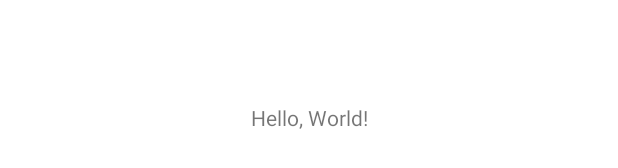
After one commit to Farick-4ekist/BashGU_App, an Android app: the layout fragment_information.xml on its own in the app's theme, with its tools: preview values and no code run, on a phone screen of 412 x 824 dp. The commit adds this screen. Shown: the part 501-669 px from the top of the screen. Run offline under Robolectric (Android 15) with nearby library versions, the phone set to English and light mode, and no system bars.

Commit message:
Создал InformationFragment.kt

```diff
--- a/app/build.gradle
+++ b/app/build.gradle
@@ -33,13 +33,14 @@ android {
 }
 
 dependencies {
-
+    implementation 'androidx.core:core-ktx:1.3.2'
     implementation "org.jetbrains.kotlin:kotlin-stdlib:$kotlin_version"
     implementation 'androidx.core:core-ktx:1.3.2'
     implementation 'androidx.appcompat:appcompat:1.2.0'
     implementation 'com.google.android.material:material:1.3.0'
     implementation 'androidx.constraintlayout:constraintlayout:2.0.4'
-    testImplementation 'junit:junit:4.+'
+    implementation 'androidx.fragment:fragment-ktx:1.3.2'
+    testImplementation 'junit:junit:4.13.2'
     androidTestImplementation 'androidx.test.ext:junit:1.1.2'
     androidTestImplementation 'androidx.test.espresso:espresso-core:3.3.0'
 }
--- /dev/null
+++ b/app/src/main/res/layout/fragment_information.xml
@@ -0,0 +1,17 @@
+<?xml version="1.0" encoding="utf-8"?>
+<androidx.constraintlayout.widget.ConstraintLayout
+    xmlns:android="http://schemas.android.com/apk/res/android"
+    xmlns:app="http://schemas.android.com/apk/res-auto"
+    android:layout_width="match_parent"
+    android:layout_height="match_parent">
+
+    <TextView
+        android:layout_width="wrap_content"
+        android:layout_height="wrap_content"
+        android:text="Hello, World!"
+        app:layout_constraintBottom_toBottomOf="parent"
+        app:layout_constraintEnd_toEndOf="parent"
+        app:layout_constraintStart_toStartOf="parent"
+        app:layout_constraintTop_toTopOf="parent" />
+
+</androidx.constraintlayout.widget.ConstraintLayout>
```
Also changed, not shown: app/src/main/java/com/github/llmaximll/bashgu_app/MainActivity.kt (+11 -1 lines), app/src/main/java/com/github/llmaximll/bashgu_app/fragments/InformationFragment.kt (added, +29 -0 lines), app/src/main/res/layout/activity_main.xml (+3 -14 lines), gradle/wrapper/gradle-wrapper.properties.
